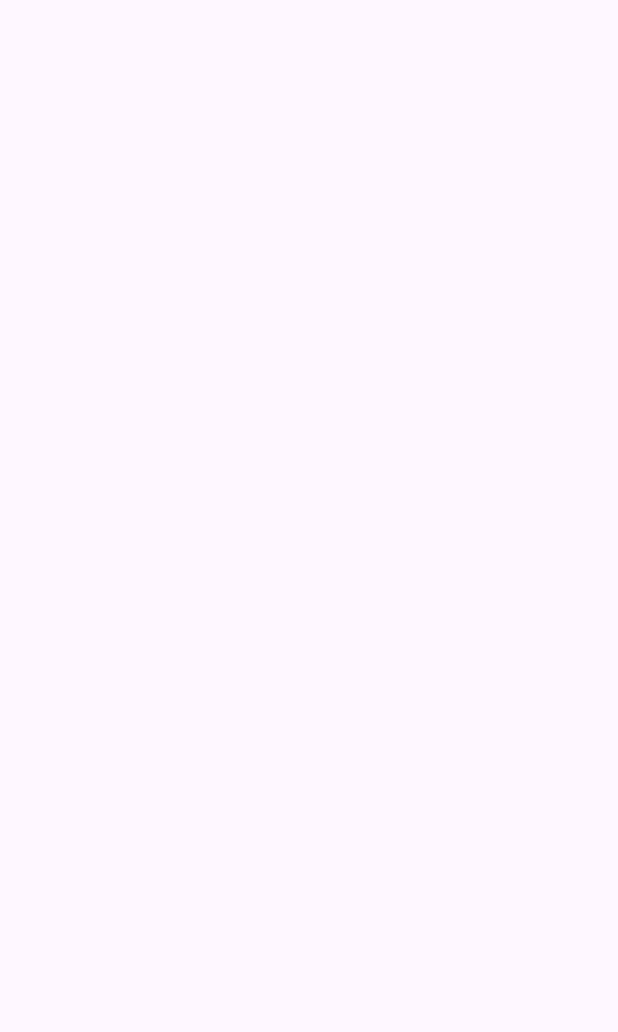
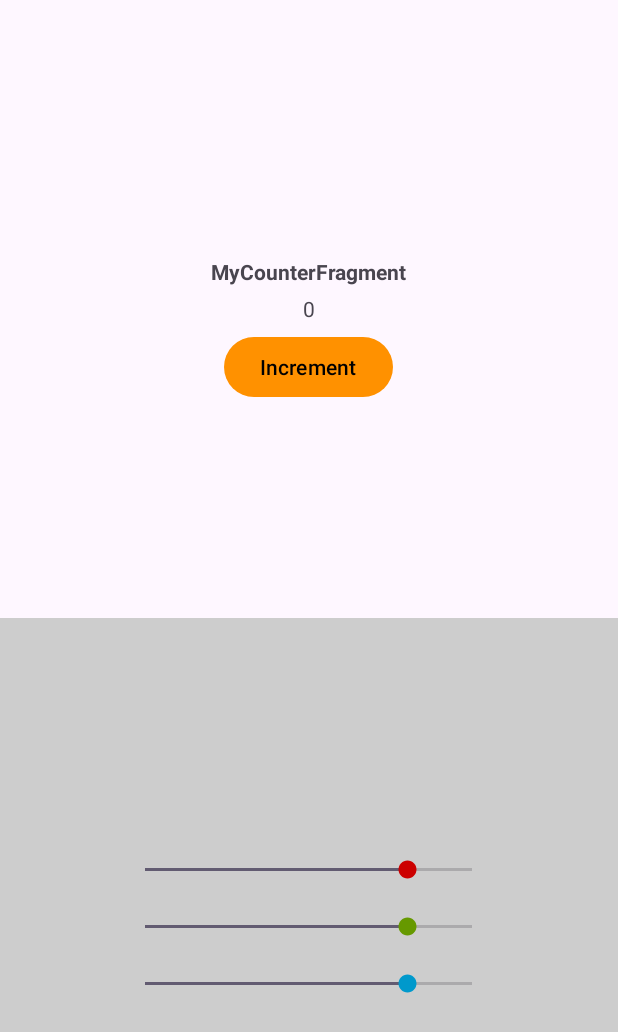
Before and after one commit to DrC0okie/HEIG_DAA_Labo2, an Android app: the Part2MainActivity screen opened directly, with no data from a screen before it, on a phone screen of 412 x 824 dp. Before the commit the part shown is empty. Shown: the top 1032 px of the screen. Run offline under Robolectric (Android 15) with nearby library versions, the phone set to English and light mode, and no system bars.

Commit message:
partie 2 ok. Report ok. Perso part done

```diff
--- /dev/null
+++ b/labo2/app/src/main/java/ch/heigvd/daa/labo2/part2/ColorFragment.kt
@@ -0,0 +1,100 @@
+package ch.heigvd.daa.labo2.part2
+
+import android.graphics.Color
+import android.os.Bundle
+import androidx.fragment.app.Fragment
+import android.view.LayoutInflater
+import android.view.View
+import android.view.ViewGroup
+import android.widget.SeekBar
+import ch.heigvd.daa.labo2.R
+
+private const val ARG_HEX_COLOR = "param_color"
+private const val DEFAULT_COLOR = "#CDCDCD"
+
+class ColorFragment : Fragment() {
+
+    private var color: Int = Color.parseColor(DEFAULT_COLOR)
+
+    private lateinit var rSeekBar : SeekBar
+    private lateinit var gSeekBar : SeekBar
+    private lateinit var bSeekBar : SeekBar
+
+    override fun onCreate(savedInstanceState: Bundle?) {
+        super.onCreate(savedInstanceState)
+        arguments?.let {
+            color = Color.parseColor(it.getString(ARG_HEX_COLOR))
+        }
+    }
+
+    override fun onCreateView(inflater: LayoutInflater, container: ViewGroup?, savedInstanceState: Bundle?): View? {
+        // création de la vue à partir du xml
+        return inflater.inflate(R.layout.fragment_color, container, false)
+    }
+
+    override fun onViewCreated(view: View, savedInstanceState: Bundle?) {
+        super.onViewCreated(view, savedInstanceState)
+        savedInstanceState?.let {
+            color = it.getInt(ARG_HEX_COLOR, Color.parseColor(DEFAULT_COLOR))
+        }
+
+        // linkage de la GUI
+        rSeekBar = view.findViewById(R.id.color_r)
+        gSeekBar = view.findViewById(R.id.color_g)
+        bSeekBar = view.findViewById(R.id.color_b)
+
+        // initialisation des vues
+        // on colore la racine de la vue avec la couleur
+        view.setBackgroundColor(color)
+        // on initialise les 3 sliders avec les valeurs des 3 composantes (0..255)
+        rSeekBar.progress = Color.red(color)
+        gSeekBar.progress = Color.green(color)
+        bSeekBar.progress = Color.blue(color)
+
+        // on enregistre les évenements sur les seekBars
+        rSeekBar.setOnSeekBarChangeListener(seekBarChangeListener)
+        gSeekBar.setOnSeekBarChangeListener(seekBarChangeListener)
+        bSeekBar.setOnSeekBarChangeListener(seekBarChangeListener)
+    }
+
+    private val seekBarChangeListener = object : SeekBar.OnSeekBarChangeListener {
+
+        override fun onProgressChanged(seekBar: SeekBar, value: Int, fromUser: Boolean) {
+            val rComponent = Color.red(color)
+            val gComponent = Color.green(color)
+            val bComponent = Color.blue(color)
+
+            color = when(seekBar) {
+                rSeekBar -> Color.rgb(value, gComponent, bComponent)
+                gSeekBar -> Color.rgb(rComponent, value, bComponent)
+                bSeekBar -> Color.rgb(rComponent, gComponent, value)
+                else -> Color.rgb(rComponent, gComponent, bComponent) // pas de changement
+            }
+
+            // on met à jour la couleur du background
+            // l'appel à view (qui correspond à getView()) permet de récupérer la référence
+            // vers la vue racine de Fragment
+            view?.setBackgroundColor(color)
+        }
+
+        // nous n'implémentons pas ces deux méthodes
+        override fun onStartTrackingTouch(p0: SeekBar?) = Unit
+        override fun onStopTrackingTouch(p0: SeekBar?) = Unit
+
+    }
+
+    override fun onSaveInstanceState(outState: Bundle) {
+        super.onSaveInstanceState(outState)
+        outState.putInt(ARG_HEX_COLOR, color)
+    }
+
+    companion object {
+        @JvmStatic
+        fun newInstance(color: String = DEFAULT_COLOR) =
+            ColorFragment().apply {
+                arguments = Bundle().apply {
+                    putString(ARG_HEX_COLOR, color)
+                }
+            }
+    }
+}
--- /dev/null
+++ b/labo2/app/src/main/java/ch/heigvd/daa/labo2/part2/CounterFragment.kt
@@ -0,0 +1,64 @@
+package ch.heigvd.daa.labo2.part2
+
+import android.os.Bundle
+import androidx.fragment.app.Fragment
+import android.view.LayoutInflater
+import android.view.View
+import android.view.ViewGroup
+import android.widget.Button
+import android.widget.TextView
+import ch.heigvd.daa.labo2.R
+
+private const val ARG_COUNTER = "param_counter"
+
+class CounterFragment : Fragment() {
+
+    private var counter: Int = 0
+
+    override fun onCreate(savedInstanceState: Bundle?) {
+        super.onCreate(savedInstanceState)
+        arguments?.let {
+            counter = it.getInt(ARG_COUNTER)
+        }
+    }
+
+    override fun onCreateView(inflater: LayoutInflater, container: ViewGroup?, savedInstanceState: Bundle?): View? {
+        // création de la vue à partir du xml
+        return inflater.inflate(R.layout.fragment_counter, container, false)
+    }
+
+    override fun onViewCreated(view: View, savedInstanceState: Bundle?) {
+        super.onViewCreated(view, savedInstanceState)
+        savedInstanceState?.let {
+            counter = it.getInt(ARG_COUNTER, 0)
+        }
+
+        // linkage de la GUI
+        val counterTv = view.findViewById<TextView>(R.id.f_counter)
+        val button = view.findViewById<Button>(R.id.f_counter_increment)
+
+        // initialisation des vues
+        counterTv.text = "$counter"
+
+        // évenements
+        button.setOnClickListener {
+            ++counter
+            counterTv.text = "$counter"
+        }
+    }
+
+    override fun onSaveInstanceState(outState: Bundle) {
+        super.onSaveInstanceState(outState)
+        outState.putInt(ARG_COUNTER, counter)
+    }
+
+    companion object {
+        @JvmStatic
+        fun newInstance(counter: Int = 0) =
+            CounterFragment().apply {
+                arguments = Bundle().apply {
+                    putInt(ARG_COUNTER, counter)
+                }
+            }
+    }
+}
--- a/labo2/app/src/main/res/layout/activity_main_part2.xml
+++ b/labo2/app/src/main/res/layout/activity_main_part2.xml
@@ -1,9 +1,28 @@
 <?xml version="1.0" encoding="utf-8"?>
 <androidx.constraintlayout.widget.ConstraintLayout xmlns:android="http://schemas.android.com/apk/res/android"
     xmlns:app="http://schemas.android.com/apk/res-auto"
-    xmlns:tools="http://schemas.android.com/tools"
     android:layout_width="match_parent"
-    android:layout_height="match_parent"
-    tools:context=".part2.Part2MainActivity">
+    android:layout_height="match_parent">
+
+    <androidx.fragment.app.FragmentContainerView
+        android:id="@+id/fragment_counter"
+        android:name="ch.heigvd.daa.labo2.part2.CounterFragment"
+        android:layout_width="0dp"
+        android:layout_height="0dp"
+        app:layout_constraintBottom_toTopOf="@id/fragment_color"
+        app:layout_constraintEnd_toEndOf="parent"
+        app:layout_constraintStart_toStartOf="parent"
+        app:layout_constraintTop_toTopOf="parent" />
+
+    <androidx.fragment.app.FragmentContainerView
+        android:id="@+id/fragment_color"
+        android:name="ch.heigvd.daa.labo2.part2.ColorFragment"
+        android:layout_width="0dp"
+        android:layout_height="0dp"
+        app:layout_constraintBottom_toBottomOf="parent"
+        app:layout_constraintEnd_toEndOf="parent"
+        app:layout_constraintStart_toStartOf="parent"
+        app:layout_constraintTop_toBottomOf="@id/fragment_counter" />
+
 
 </androidx.constraintlayout.widget.ConstraintLayout>
--- /dev/null
+++ b/labo2/app/src/main/res/layout/fragment_color.xml
@@ -0,0 +1,47 @@
+<?xml version="1.0" encoding="utf-8"?>
+<androidx.constraintlayout.widget.ConstraintLayout xmlns:android="http://schemas.android.com/apk/res/android"
+    xmlns:tools="http://schemas.android.com/tools"
+    android:layout_width="match_parent"
+    android:layout_height="match_parent">
+
+    <RelativeLayout
+        android:layout_width="match_parent"
+        android:layout_height="match_parent"
+        tools:context=".fragments.ColorFragment">
+
+        <SeekBar
+            android:id="@+id/color_g"
+            android:layout_width="250dp"
+            android:layout_height="wrap_content"
+            android:layout_centerInParent="true"
+            android:layout_marginTop="20dp"
+            android:layout_marginBottom="20dp"
+            android:max="255"
+            android:min="0"
+            android:textStyle="bold"
+            android:thumbTint="@android:color/holo_green_dark" />
+
+        <SeekBar
+            android:id="@+id/color_r"
+            android:layout_width="250dp"
+            android:layout_height="wrap_content"
+            android:layout_above="@id/color_g"
+            android:layout_centerHorizontal="true"
+            android:max="255"
+            android:min="0"
+            android:textStyle="bold"
+            android:thumbTint="@android:color/holo_red_dark" />
+
+        <SeekBar
+            android:id="@+id/color_b"
+            android:layout_width="250dp"
+            android:layout_height="wrap_content"
+            android:layout_below="@id/color_g"
+            android:layout_centerHorizontal="true"
+            android:max="255"
+            android:min="0"
+            android:textStyle="bold"
+            android:thumbTint="@android:color/holo_blue_dark" />
+    </RelativeLayout>
+
+</androidx.constraintlayout.widget.ConstraintLayout>
--- /dev/null
+++ b/labo2/app/src/main/res/layout/fragment_counter.xml
@@ -0,0 +1,38 @@
+<?xml version="1.0" encoding="utf-8"?>
+<androidx.constraintlayout.widget.ConstraintLayout xmlns:android="http://schemas.android.com/apk/res/android"
+    xmlns:tools="http://schemas.android.com/tools"
+    android:layout_width="match_parent"
+    android:layout_height="match_parent">
+
+    <RelativeLayout
+        tools:context=".fragments.CounterFragment"
+        android:layout_width="match_parent"
+        android:layout_height="match_parent">
+
+        <TextView
+            android:id="@+id/f_title"
+            android:layout_width="wrap_content"
+            android:layout_height="wrap_content"
+            android:layout_above="@id/f_counter"
+            android:layout_centerHorizontal="true"
+            android:layout_marginBottom="5dp"
+            android:text="MyCounterFragment"
+            android:textStyle="bold" />
+
+        <TextView
+            android:id="@+id/f_counter"
+            android:layout_width="wrap_content"
+            android:layout_height="wrap_content"
+            android:layout_centerInParent="true" />
+
+        <Button
+            android:id="@+id/f_counter_increment"
+            android:layout_width="wrap_content"
+            android:layout_height="wrap_content"
+            android:layout_below="@id/f_counter"
+            android:layout_centerHorizontal="true"
+            android:layout_marginTop="5dp"
+            android:text="Increment" />
+    </RelativeLayout>
+
+</androidx.constraintlayout.widget.ConstraintLayout>
```
Also changed, not shown: 1 other file.
